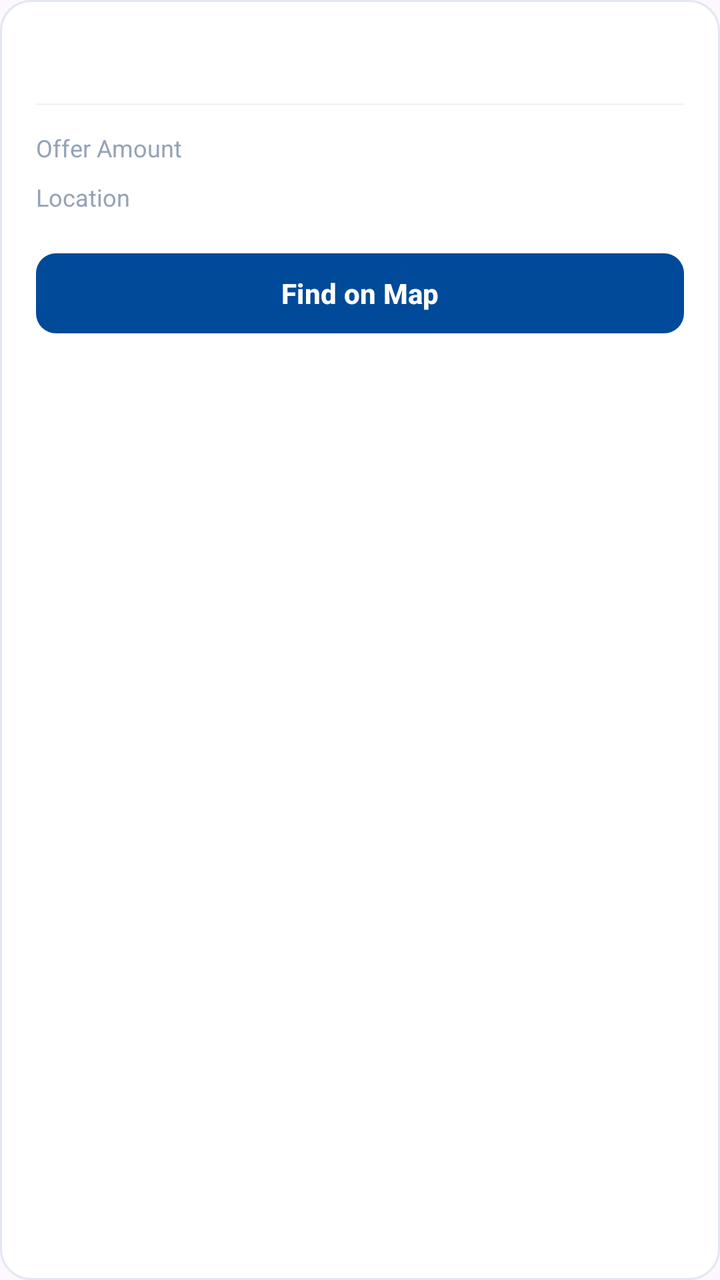
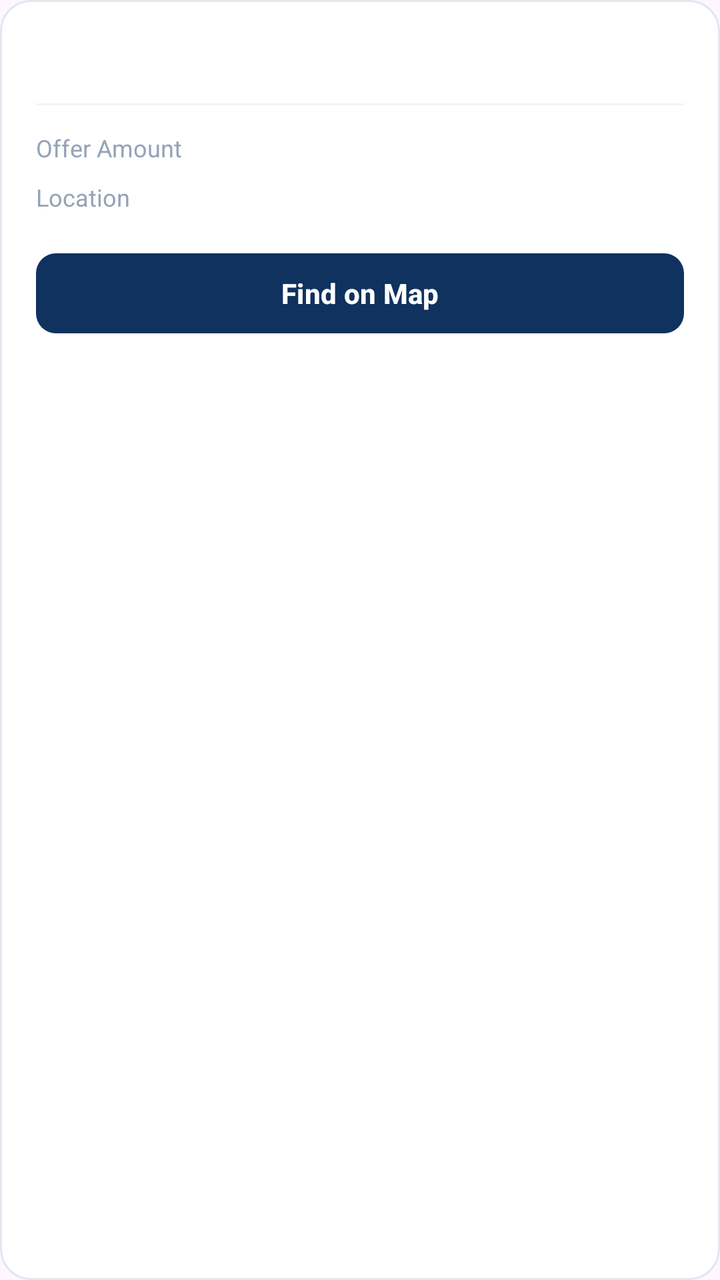

Compare the two renders of this Android layout. The source of the first and the diff that turns it into the second are given below.
<!-- AndroidManifest.xml: application theme Theme.Newtacks -->
<!-- res/layout/item_worker_job.xml -->
<?xml version="1.0" encoding="utf-8"?>
<LinearLayout
    xmlns:android="http://schemas.android.com/apk/res/android"
    xmlns:app="http://schemas.android.com/apk/res-auto"
    android:layout_width="match_parent"
    android:layout_height="wrap_content"
    android:orientation="vertical"
    android:background="@drawable/bg_card"
    android:layout_marginStart="16dp"
    android:layout_marginEnd="16dp"
    android:layout_marginTop="8dp"
    android:layout_marginBottom="4dp"
    android:padding="18dp">

    
    <LinearLayout
        android:layout_width="match_parent"
        android:layout_height="wrap_content"
        android:orientation="horizontal"
        android:gravity="center_vertical"
        android:layout_marginBottom="12dp">

        <TextView
            android:id="@+id/jobTitle"
            android:layout_width="0dp"
            android:layout_height="wrap_content"
            android:layout_weight="1"
            android:textColor="#1E293B"
            android:textSize="16sp"
            android:textStyle="bold"
            android:layout_marginEnd="8dp" />
    </LinearLayout>

    
    <View
        android:layout_width="match_parent"
        android:layout_height="1dp"
        android:background="#F1F5F9"
        android:layout_marginBottom="12dp" />

    
    <LinearLayout
        android:layout_width="match_parent"
        android:layout_height="wrap_content"
        android:orientation="horizontal"
        android:layout_marginBottom="8dp">

        <TextView
            android:layout_width="0dp"
            android:layout_height="wrap_content"
            android:layout_weight="1"
            android:text="Offer Amount"
            android:textColor="#94A3B8"
            android:textSize="12sp" />

        <TextView
            android:id="@+id/jobAmount"
            android:layout_width="wrap_content"
            android:layout_height="wrap_content"
            android:textColor="#16A34A"
            android:textSize="13sp"
            android:textStyle="bold" />
    </LinearLayout>

    
    <LinearLayout
        android:layout_width="match_parent"
        android:layout_height="wrap_content"
        android:orientation="horizontal"
        android:layout_marginBottom="16dp">

        <TextView
            android:layout_width="wrap_content"
            android:layout_height="wrap_content"
            android:text="Location"
            android:textColor="#94A3B8"
            android:textSize="12sp"
            android:layout_marginEnd="12dp" />

        <TextView
            android:id="@+id/jobLocation"
            android:layout_width="0dp"
            android:layout_height="wrap_content"
            android:layout_weight="1"
            android:textColor="#1E293B"
            android:textSize="12sp"
            android:textStyle="bold"
            android:maxLines="1"
            android:ellipsize="end"
            android:gravity="end" />
    </LinearLayout>

    
    <com.google.android.material.button.MaterialButton
        android:id="@+id/btnAccept"
        android:layout_width="match_parent"
        android:layout_height="48dp"
        android:text="Find on Map"
        android:textColor="#FFFFFF"
        android:textSize="14sp"
        android:textStyle="bold"
        app:backgroundTint="#004A99"
        app:cornerRadius="10dp" />

</LinearLayout>
<!-- resources referenced by this layout -->
<resources>
  <!-- drawable bg_card (drawable) -->
  <?xml version="1.0" encoding="utf-8"?>
  <shape xmlns:android="http://schemas.android.com/apk/res/android"
      android:shape="rectangle">
      <solid android:color="#FFFFFF" />
      <corners android:radius="15dp" />
      <stroke android:width="1dp" android:color="#E2E8F0" />
  </shape>
  <style name="Theme.Newtacks" parent="Base.Theme.Newtacks" />
  <style name="Base.Theme.Newtacks" parent="Theme.Material3.DayNight.NoActionBar">
          <item name="colorPrimary">#004A99</item>
          <item name="colorPrimaryContainer">#004A99</item>
          <item name="colorOnPrimary">#FFFFFF</item>
          <item name="colorSecondary">#004A99</item>
          <item name="colorOnSecondary">#FFFFFF</item>
          <item name="colorTertiary">#004A99</item>
          <item name="colorSecondaryContainer">#EBF2FF</item>
          <item name="colorOnSecondaryContainer">#004A99</item>
          <item name="android:statusBarColor">#004A99</item>
          <item name="android:navigationBarColor">#FFFFFF</item>
          <item name="android:windowLightStatusBar" tools:targetApi="m">false</item>
      </style>
</resources>

<!-- the commit's change to res/layout/item_worker_job.xml (unified diff, before → after) -->
@@ -99,7 +99,7 @@
         android:textColor="#FFFFFF"
         android:textSize="14sp"
         android:textStyle="bold"
-        app:backgroundTint="#004A99"
+        app:backgroundTint="#0F325E"
         app:cornerRadius="10dp" />
 
 </LinearLayout>
